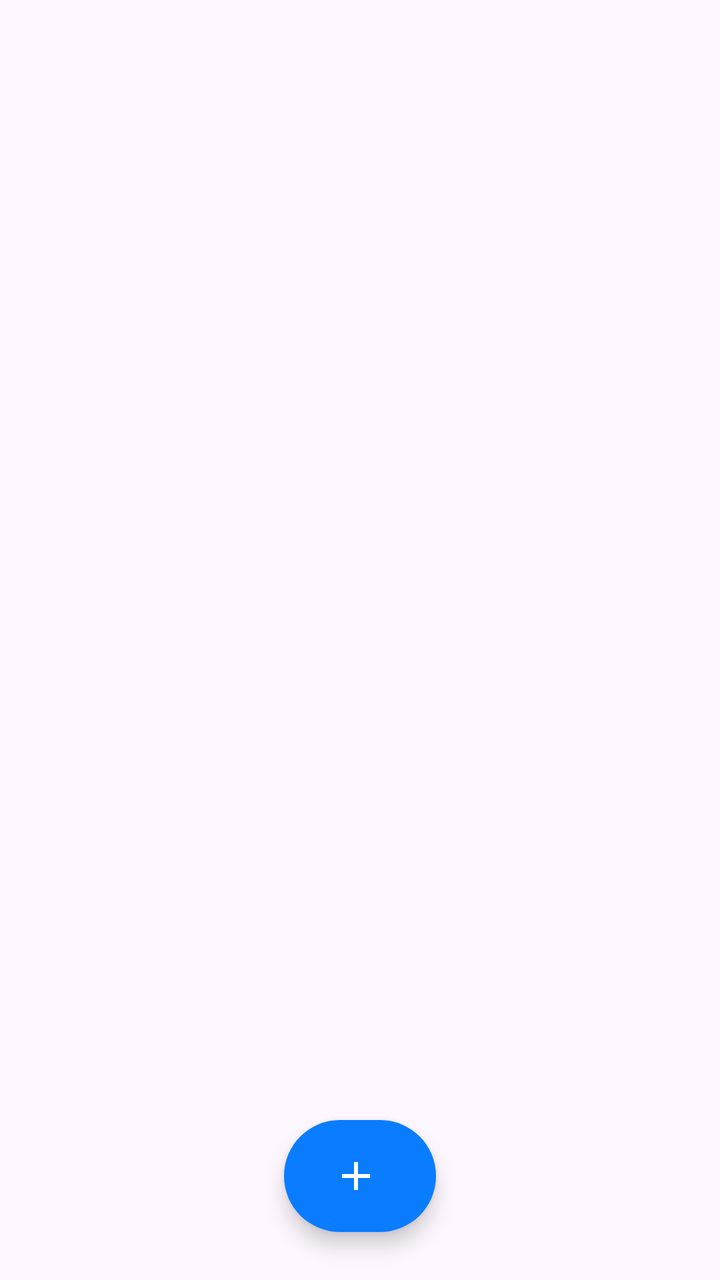
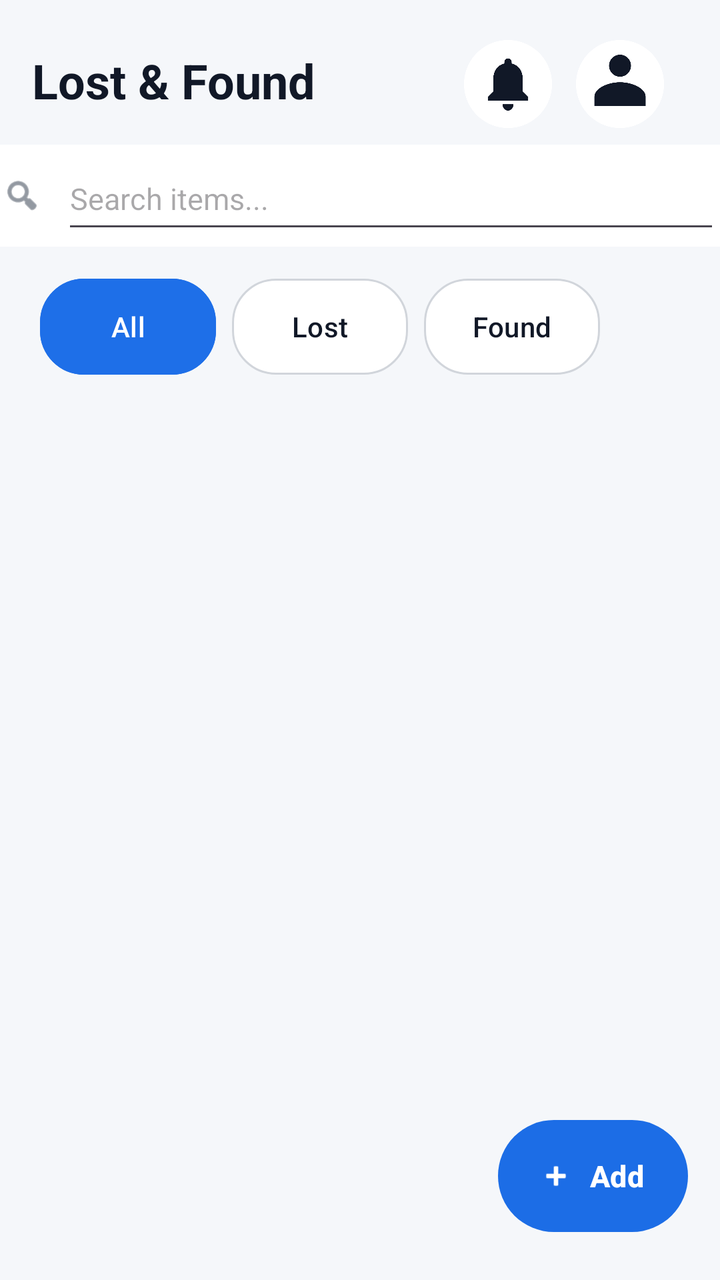

Screens rendered from an Android XML layout before and after an edit, with the pre-edit source and the edit as a unified diff.
<!-- AndroidManifest.xml: application theme Theme.MyApplication -->
<!-- res/layout/activity_home.xml -->
<?xml version="1.0" encoding="utf-8"?>
<androidx.appcompat.widget.LinearLayoutCompat xmlns:android="http://schemas.android.com/apk/res/android"
    xmlns:app="http://schemas.android.com/apk/res-auto"
    xmlns:tools="http://schemas.android.com/tools"
    android:id="@+id/main"
    android:layout_width="match_parent"
    android:layout_height="match_parent"
    android:orientation="vertical"
    tools:context=".HomeActivity">

    <View
        android:layout_width="match_parent"
        android:layout_height="0dp"
        android:layout_weight="1" />

    <LinearLayout
        android:id="@+id/navigate_btn"
        android:layout_width="wrap_content"
        android:layout_height="56dp"
        android:layout_gravity="center_horizontal"
        android:layout_marginBottom="24dp"
        android:background="@drawable/bg_add_button"
        android:clickable="true"
        android:elevation="6dp"
        android:focusable="true"
        android:gravity="center"
        android:orientation="horizontal"
        android:paddingStart="24dp"
        android:paddingEnd="28dp">

        <ImageView
            android:layout_width="24dp"
            android:layout_height="24dp"
            android:importantForAccessibility="no"
            android:src="@drawable/ic_add_white" />


    </LinearLayout>

</androidx.appcompat.widget.LinearLayoutCompat>
<!-- resources referenced by this layout -->
<resources>
  <!-- drawable bg_add_button (drawable) -->
  <ripple xmlns:android="http://schemas.android.com/apk/res/android"
      android:color="#40FFFFFF">
      <item>
          <shape android:shape="rectangle">
              <solid android:color="#0A7CFF" />
              <corners android:radius="50dp" />
          </shape>
      </item>
  </ripple>
  <!-- drawable ic_add_white (drawable) -->
  <vector xmlns:android="http://schemas.android.com/apk/res/android"
      android:width="24dp"
      android:height="24dp"
      android:viewportWidth="24"
      android:viewportHeight="24">
      <path
          android:fillColor="#FFFFFF"
          android:pathData="M19,13h-6v6h-2v-6H5v-2h6V5h2v6h6v2z" />
  </vector>
  <style name="Theme.MyApplication" parent="Base.Theme.MyApplication" />
  <style name="Base.Theme.MyApplication" parent="Theme.Material3.DayNight.NoActionBar">
          
          
      </style>
</resources>

<!-- the commit's change to res/layout/activity_home.xml (unified diff, before → after) -->
@@ -1,40 +1,180 @@
 <?xml version="1.0" encoding="utf-8"?>
-<androidx.appcompat.widget.LinearLayoutCompat xmlns:android="http://schemas.android.com/apk/res/android"
+<androidx.constraintlayout.widget.ConstraintLayout xmlns:android="http://schemas.android.com/apk/res/android"
     xmlns:app="http://schemas.android.com/apk/res-auto"
     xmlns:tools="http://schemas.android.com/tools"
     android:id="@+id/main"
     android:layout_width="match_parent"
     android:layout_height="match_parent"
-    android:orientation="vertical"
+    android:background="#F5F7FA"
     tools:context=".HomeActivity">
 
-    <View
-        android:layout_width="match_parent"
-        android:layout_height="0dp"
-        android:layout_weight="1" />
+    <TextView
+        android:id="@+id/textView"
+        android:layout_width="wrap_content"
+        android:layout_height="wrap_content"
+        android:layout_marginStart="16dp"
+        android:layout_marginTop="24dp"
+        android:text="Lost &amp; Found"
+        android:textColor="#111827"
+        android:textSize="24sp"
+        android:textStyle="bold"
+        app:layout_constraintEnd_toStartOf="@+id/notification"
+        app:layout_constraintHorizontal_bias="0.0"
+        app:layout_constraintStart_toStartOf="parent"
+        app:layout_constraintTop_toTopOf="parent" />
+
+    <ImageView
+        android:id="@+id/notification"
+        android:layout_width="44dp"
+        android:layout_height="44dp"
+        android:layout_marginTop="20dp"
+        android:layout_marginEnd="12dp"
+        app:layout_constraintEnd_toStartOf="@+id/profile"
+        app:layout_constraintTop_toTopOf="parent"
+        app:srcCompat="@drawable/notification" />
+
+    <ImageView
+        android:id="@+id/profile"
+        android:layout_width="44dp"
+        android:layout_height="44dp"
+        android:layout_marginTop="20dp"
+        android:layout_marginEnd="28dp"
+        app:layout_constraintEnd_toEndOf="parent"
+        app:layout_constraintTop_toTopOf="parent"
+        app:srcCompat="@drawable/profile" />
 
     <LinearLayout
-        android:id="@+id/navigate_btn"
+        android:id="@+id/linearLayout"
+        android:layout_width="387dp"
+        android:layout_height="51dp"
+        android:layout_marginTop="16dp"
+        android:background="#FFFFFF"
+        android:gravity="center_vertical"
+        android:orientation="horizontal"
+        android:paddingStart="14dp"
+        android:paddingEnd="14dp"
+        app:layout_constraintEnd_toEndOf="parent"
+        app:layout_constraintStart_toStartOf="parent"
+        app:layout_constraintTop_toBottomOf="@+id/textView">
+
+        <ImageView
+            android:layout_width="20dp"
+            android:layout_height="20dp"
+            android:importantForAccessibility="no"
+            android:src="@android:drawable/ic_menu_search"
+            app:tint="#4B5563" />
+
+        <EditText
+            android:id="@+id/search"
+            android:layout_width="match_parent"
+            android:layout_height="48dp"
+            android:layout_marginStart="10dp"
+            android:hint="Search items..."
+            android:textColor="#4B5563"
+            android:textSize="15sp" />
+    </LinearLayout>
+
+    <Button
+        android:id="@+id/all"
+        android:layout_width="wrap_content"
+        android:layout_height="48dp"
+        android:layout_marginStart="20dp"
+        android:layout_marginTop="16dp"
+        android:insetTop="0dp"
+        android:insetBottom="0dp"
+        android:text="All"
+        android:textAllCaps="false"
+        android:textColor="#FFFFFF"
+        android:textSize="14sp"
+        app:backgroundTint="#1E6FE8"
+        app:cornerRadius="22dp"
+        app:layout_constraintStart_toStartOf="parent"
+        app:layout_constraintTop_toBottomOf="@+id/linearLayout"
+        app:strokeColor="#1E6FE8"
+        app:strokeWidth="1dp" />
+
+    <Button
+        android:id="@+id/lost"
+        android:layout_width="wrap_content"
+        android:layout_height="48dp"
+        android:layout_marginStart="8dp"
+        android:layout_marginTop="16dp"
+        android:insetTop="0dp"
+        android:insetBottom="0dp"
+        android:text="Lost"
+        android:textAllCaps="false"
+        android:textColor="#111827"
+        android:textSize="14sp"
+        app:backgroundTint="#FFFFFF"
+        app:cornerRadius="22dp"
+        app:layout_constraintStart_toEndOf="@+id/all"
+        app:layout_constraintTop_toBottomOf="@+id/linearLayout"
+        app:strokeColor="#D1D5DB"
+        app:strokeWidth="1dp" />
+
+    <Button
+        android:id="@+id/found"
+        android:layout_width="wrap_content"
+        android:layout_height="48dp"
+        android:layout_marginStart="8dp"
+        android:layout_marginTop="16dp"
+        android:insetTop="0dp"
+        android:insetBottom="0dp"
+        android:text="Found"
+        android:textAllCaps="false"
+        android:textColor="#111827"
+        android:textSize="14sp"
+        app:backgroundTint="#FFFFFF"
+        app:cornerRadius="22dp"
+        app:layout_constraintStart_toEndOf="@+id/lost"
+        app:layout_constraintTop_toBottomOf="@+id/linearLayout"
+        app:strokeColor="#D1D5DB"
+        app:strokeWidth="1dp" />
+
+    <GridView
+        android:id="@+id/gridView"
+        android:layout_width="410dp"
+        android:layout_height="525dp"
+        android:clipToPadding="false"
+        android:horizontalSpacing="12dp"
+        android:numColumns="2"
+        android:paddingStart="16dp"
+        android:paddingTop="4dp"
+        android:paddingEnd="16dp"
+        android:paddingBottom="96dp"
+        android:scrollbars="none"
+        android:stretchMode="columnWidth"
+        android:verticalSpacing="12dp"
+        app:layout_constraintBottom_toBottomOf="parent"
+        app:layout_constraintEnd_toEndOf="parent"
+        app:layout_constraintHorizontal_bias="0.0"
+        app:layout_constraintStart_toStartOf="parent"
+        app:layout_constraintTop_toBottomOf="@+id/all"
+        app:layout_constraintVertical_bias="0.898" />
+
+    <Button
+        android:id="@+id/add"
         android:layout_width="wrap_content"
         android:layout_height="56dp"
-        android:layout_gravity="center_horizontal"
+        android:layout_marginEnd="16dp"
         android:layout_marginBottom="24dp"
-        android:background="@drawable/bg_add_button"
-        android:clickable="true"
         android:elevation="6dp"
-        android:focusable="true"
-        android:gravity="center"
-        android:orientation="horizontal"
-        android:paddingStart="24dp"
-        android:paddingEnd="28dp">
+        android:insetTop="0dp"
+        android:insetBottom="0dp"
+        android:paddingStart="20dp"
+        android:paddingEnd="22dp"
+        android:text="Add"
+        android:textAllCaps="false"
+        android:textColor="#FFFFFF"
+        android:textSize="15sp"
+        android:textStyle="bold"
+        app:backgroundTint="#1C6DE6"
+        app:cornerRadius="28dp"
+        app:icon="@android:drawable/ic_input_add"
+        app:iconGravity="textStart"
+        app:iconPadding="8dp"
+        app:iconTint="#FFFFFF"
+        app:layout_constraintBottom_toBottomOf="parent"
+        app:layout_constraintEnd_toEndOf="parent" />
 
-        <ImageView
-            android:layout_width="24dp"
-            android:layout_height="24dp"
-            android:importantForAccessibility="no"
-            android:src="@drawable/ic_add_white" />
-
-
-    </LinearLayout>
-
-</androidx.appcompat.widget.LinearLayoutCompat>
+</androidx.constraintlayout.widget.ConstraintLayout>
<!-- resource entries referenced after the edit -->
@@ -1,25 +1,7 @@
 <!-- resources referenced by this layout -->
 <resources>
-  <!-- drawable bg_add_button (drawable) -->
-  <ripple xmlns:android="http://schemas.android.com/apk/res/android"
-      android:color="#40FFFFFF">
-      <item>
-          <shape android:shape="rectangle">
-              <solid android:color="#0A7CFF" />
-              <corners android:radius="50dp" />
-          </shape>
-      </item>
-  </ripple>
-  <!-- drawable ic_add_white (drawable) -->
-  <vector xmlns:android="http://schemas.android.com/apk/res/android"
-      android:width="24dp"
-      android:height="24dp"
-      android:viewportWidth="24"
-      android:viewportHeight="24">
-      <path
-          android:fillColor="#FFFFFF"
-          android:pathData="M19,13h-6v6h-2v-6H5v-2h6V5h2v6h6v2z" />
-  </vector>
+  <!-- drawable notification: png bitmap (drawable, 13131 bytes) -->
+  <!-- drawable profile: png bitmap (drawable, 13989 bytes) -->
   <style name="Theme.MyApplication" parent="Base.Theme.MyApplication" />
   <style name="Base.Theme.MyApplication" parent="Theme.Material3.DayNight.NoActionBar">
           
